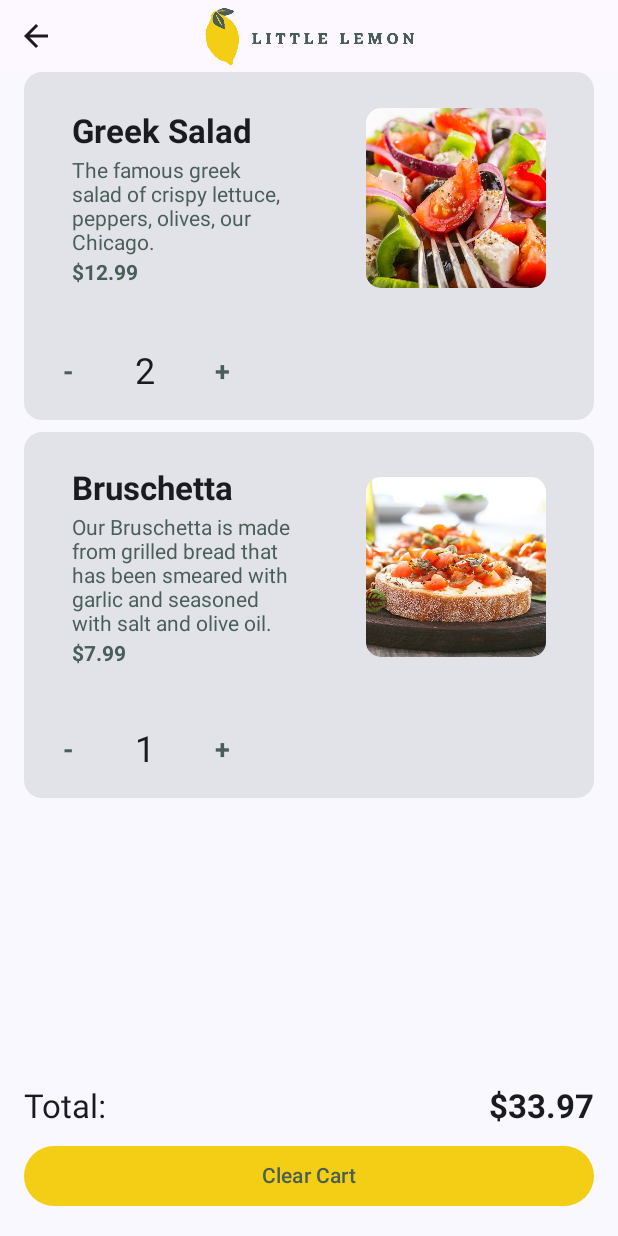
After one commit to stolyarenkoks/Restaurant-Compose-Demo, an Android app built with Jetpack Compose: the composable CartScreen shown on its own in the app's theme, on a phone screen of 412 x 824 dp. The commit adds this screen. Run offline under Robolectric (Android 15) with nearby library versions, the phone set to English and light mode, and no system bars.

Commit message:
Implemented new Cart Screen with ViewModel, CartItem, CartRepository. Created functionality to add, remove items to the Cart. Added ability to show/hide card top bar item depending on Screen.

```diff
--- /dev/null
+++ b/app/src/main/java/com/sks/littlelemon/models/CartItem.kt
@@ -0,0 +1,9 @@
+package com.sks.littlelemon.models
+
+data class CartItem(
+    val dish: Dish,
+    val quantity: Int
+) {
+    val totalPrice: Double
+        get() = dish.price * quantity
+}
--- /dev/null
+++ b/app/src/main/java/com/sks/littlelemon/screens/cart/CartScreen.kt
@@ -0,0 +1,214 @@
+package com.sks.littlelemon.screens.cart
+
+import androidx.compose.foundation.layout.Arrangement
+import androidx.compose.foundation.layout.Column
+import androidx.compose.foundation.layout.Row
+import androidx.compose.foundation.layout.fillMaxSize
+import androidx.compose.foundation.layout.fillMaxWidth
+import androidx.compose.foundation.layout.padding
+import androidx.compose.foundation.lazy.LazyColumn
+import androidx.compose.foundation.lazy.items
+import androidx.compose.material.icons.Icons
+import androidx.compose.material.icons.filled.Delete
+import androidx.compose.material3.Button
+import androidx.compose.material3.ButtonDefaults
+import androidx.compose.material3.Card
+import androidx.compose.material3.Icon
+import androidx.compose.material3.IconButton
+import androidx.compose.material3.MaterialTheme
+import androidx.compose.material3.Scaffold
+import androidx.compose.material3.Text
+import androidx.compose.runtime.Composable
+import androidx.compose.runtime.collectAsState
+import androidx.compose.runtime.getValue
+import androidx.compose.ui.Alignment
+import androidx.compose.ui.Modifier
+import androidx.compose.ui.text.font.FontWeight
+import androidx.compose.ui.tooling.preview.Preview
+import androidx.compose.ui.unit.dp
+import androidx.lifecycle.viewmodel.compose.viewModel
+import androidx.navigation.NavController
+import androidx.navigation.compose.rememberNavController
+import com.sks.littlelemon.models.CartItem
+import com.sks.littlelemon.repository.DishRepository
+import com.sks.littlelemon.screens.navigation.TopBar
+import com.sks.littlelemon.ui.theme.LittleLemonColor
+import com.sks.littlelemon.views.DishView
+import com.sks.littlelemon.views.StepperView
+
+@Composable
+fun CartScreen(
+    navController: NavController,
+    viewModel: CartViewModel = viewModel()
+) {
+    val cartItems by viewModel.cartItems.collectAsState()
+
+    Scaffold(
+        topBar = {
+            TopBar(
+                showBackButton = true,
+                showCartIcon = false,
+                onBackClick = { navController.navigateUp() }
+            )
+        }
+    ) { paddingValues ->
+        Column(
+            modifier = Modifier
+                .fillMaxSize()
+                .padding(paddingValues)
+        ) {
+            if (cartItems.isEmpty()) {
+                EmptyCartView()
+            } else {
+                CartView(
+                    cartItems = cartItems,
+                    totalPrice = viewModel.totalPrice,
+                    onRemoveItem = viewModel::removeItem,
+                    onUpdateQuantity = viewModel::updateQuantity,
+                    onClearCart = viewModel::clearCart
+                )
+            }
+        }
+    }
+}
+
+@Composable
+private fun EmptyCartView() {
+    Column(
+        modifier = Modifier
+            .fillMaxSize()
+            .padding(16.dp),
+        horizontalAlignment = Alignment.CenterHorizontally,
+        verticalArrangement = Arrangement.Center
+    ) {
+        Text(
+            text = "Your cart is empty",
+            style = MaterialTheme.typography.headlineMedium
+        )
+    }
+}
+
+@Composable
+private fun CartView(
+    cartItems: List<CartItem>,
+    totalPrice: Double,
+    onRemoveItem: (Int) -> Unit,
+    onUpdateQuantity: (Int, Int) -> Unit,
+    onClearCart: () -> Unit
+) {
+    Column(
+        modifier = Modifier.fillMaxSize()
+    ) {
+        LazyColumn(
+            modifier = Modifier
+                .weight(1f)
+                .fillMaxWidth(),
+            verticalArrangement = Arrangement.spacedBy(8.dp)
+        ) {
+            items(cartItems) { item ->
+                CartItemCard(
+                    cartItem = item,
+                    onRemove = { onRemoveItem(item.dish.id) },
+                    onQuantityChange = { newQuantity -> onUpdateQuantity(item.dish.id, newQuantity) }
+                )
+            }
+        }
+
+        Column(
+            modifier = Modifier
+                .fillMaxWidth()
+                .padding(16.dp),
+            verticalArrangement = Arrangement.spacedBy(8.dp)
+        ) {
+            Row(
+                modifier = Modifier.fillMaxWidth(),
+                horizontalArrangement = Arrangement.SpaceBetween,
+                verticalAlignment = Alignment.CenterVertically
+            ) {
+                Text(
+                    text = "Total:",
+                    style = MaterialTheme.typography.titleLarge
+                )
+                Text(
+                    text = "$${String.format("%.2f", totalPrice)}",
+                    style = MaterialTheme.typography.titleLarge,
+                    fontWeight = FontWeight.Bold
+                )
+            }
+
+            Button(
+                onClick = onClearCart,
+                modifier = Modifier.fillMaxWidth(),
+                colors = ButtonDefaults.buttonColors(containerColor = LittleLemonColor.yellow)
+            ) {
+                Text(
+                    text = "Clear Cart",
+                    color = LittleLemonColor.green
+                )
+            }
+        }
+    }
+}
+
+@Composable
+private fun CartItemCard(
+    cartItem: CartItem,
+    onRemove: () -> Unit,
+    onQuantityChange: (Int) -> Unit
+) {
+    Card(
+        modifier = Modifier
+            .fillMaxWidth()
+            .padding(horizontal = 16.dp)
+    ) {
+        Column {
+            DishView(dish = cartItem.dish)
+
+            Row(
+                    modifier = Modifier
+                        .fillMaxWidth()
+                ) {
+
+                    StepperView(
+                        minStepValue = 1,
+                        maxStepValue = 10,
+                        count = cartItem.quantity,
+                        onAdd = { onQuantityChange(cartItem.quantity + 1) },
+                        onRemove = { onQuantityChange(cartItem.quantity - 1) }
+                    )
+
+                    IconButton(onClick = onRemove) {
+                        Icon(
+                            imageVector = Icons.Default.Delete,
+                            contentDescription = "Remove item"
+                        )
+                    }
+                }
+            }
+    }
+}
+
+// MARK: - Preview
+
+@Preview(name = "Empty Cart", showBackground = true, showSystemUi = true)
+@Composable
+private fun EmptyCartPreview() {
+    val viewModel: CartViewModel = viewModel()
+    CartScreen(
+        navController = rememberNavController(),
+        viewModel = viewModel
+    )
+}
+
+@Preview(name = "Cart with Items", showBackground = true, showSystemUi = true)
+@Composable
+private fun CartWithItemsPreview() {
+    val viewModel: CartViewModel = viewModel()
+    viewModel.addToCart(DishRepository.dishes[0], 2)
+    viewModel.addToCart(DishRepository.dishes[2], 1)
+
+    CartScreen(
+        navController = rememberNavController(),
+        viewModel = viewModel
+    )
+}
--- /dev/null
+++ b/app/src/main/java/com/sks/littlelemon/screens/cart/CartViewModel.kt
@@ -0,0 +1,29 @@
+package com.sks.littlelemon.screens.cart
+
+import androidx.lifecycle.ViewModel
+import com.sks.littlelemon.models.CartItem
+import com.sks.littlelemon.models.Dish
+import com.sks.littlelemon.repository.CartRepository
+import kotlinx.coroutines.flow.StateFlow
+
+class CartViewModel: ViewModel() {
+    val cartItems: StateFlow<List<CartItem>> = CartRepository.cartItems
+    val totalPrice: Double
+        get() = CartRepository.totalPrice
+
+    fun addToCart(dish: Dish, quantity: Int) {
+        CartRepository.addToCart(dish, quantity)
+    }
+
+    fun removeItem(dishId: Int) {
+        CartRepository.removeFromCart(dishId)
+    }
+
+    fun updateQuantity(dishId: Int, newQuantity: Int) {
+        CartRepository.updateQuantity(dishId, newQuantity)
+    }
+
+    fun clearCart() {
+        CartRepository.clearCart()
+    }
+}
--- a/app/src/main/java/com/sks/littlelemon/screens/dishDetails/DishDetailsScreen.kt
+++ b/app/src/main/java/com/sks/littlelemon/screens/dishDetails/DishDetailsScreen.kt
@@ -30,6 +30,7 @@ import androidx.compose.ui.unit.sp
 import androidx.lifecycle.viewmodel.compose.viewModel
 import androidx.navigation.NavController
 import androidx.navigation.compose.rememberNavController
+import com.sks.littlelemon.destinations.Cart
 import com.sks.littlelemon.models.Dish
 import com.sks.littlelemon.screens.navigation.TopBar
 import com.sks.littlelemon.ui.theme.LittleLemonColor
@@ -54,6 +55,7 @@ fun DishDetailsScreen(
         topBar = {
             TopBar(
                 showBackButton = true,
+                showCartIcon = false,
                 onBackClick = { navController.navigateUp() }
             )
         }
--- a/app/src/main/java/com/sks/littlelemon/screens/navigation/TopBar.kt
+++ b/app/src/main/java/com/sks/littlelemon/screens/navigation/TopBar.kt
@@ -23,7 +23,9 @@ import com.sks.littlelemon.ui.theme.LittleLemonColor
 @Composable
 fun TopBar(
     showBackButton: Boolean = false,
-    onBackClick: () -> Unit = {}
+    showCartIcon: Boolean = false,
+    onBackClick: () -> Unit = {},
+    onCartClick: () -> Unit = {}
 ) {
     Row(
         horizontalArrangement = Arrangement.SpaceBetween,
@@ -56,12 +58,16 @@ fun TopBar(
                 .padding(horizontal = 20.dp)
         )
 
-        IconButton(onClick = {}) {
-            Image(
-                painter = painterResource(id = R.drawable.ic_cart),
-                contentDescription = "Cart",
-                modifier = Modifier.size(24.dp)
-            )
+        if (showCartIcon) {
+            IconButton(onClick = onCartClick) {
+                Image(
+                    painter = painterResource(id = R.drawable.ic_cart),
+                    contentDescription = "Cart",
+                    modifier = Modifier.size(24.dp)
+                )
+            }
+        } else {
+            IconButton(onClick = {}) {}
         }
     }
 }
@@ -77,3 +83,9 @@ private fun TopBarPreview() {
 private fun TopBarWithBackButtonPreview() {
     TopBar(showBackButton = true)
 }
+
+@Preview(showBackground = true)
+@Composable
+private fun TopBarWithCartPreview() {
+    TopBar(showCartIcon = true)
+}
--- a/app/src/main/java/com/sks/littlelemon/views/DishView.kt
+++ b/app/src/main/java/com/sks/littlelemon/views/DishView.kt
@@ -21,21 +21,19 @@ import androidx.compose.ui.res.stringResource
 import androidx.compose.ui.text.font.FontWeight
 import androidx.compose.ui.tooling.preview.Preview
 import androidx.compose.ui.unit.dp
-import androidx.navigation.NavHostController
-import androidx.navigation.compose.rememberNavController
-import com.sks.littlelemon.destinations.DishDetails
 import com.sks.littlelemon.models.Dish
 import com.sks.littlelemon.repository.DishRepository
 
 @Composable
-fun DishView(dish: Dish, navController: NavHostController) {
+fun DishView(
+    dish: Dish,
+    onClick: () -> Unit = {}
+) {
     Card(
         modifier = Modifier
             .fillMaxWidth()
             .padding(horizontal = 16.dp, vertical = 8.dp),
-        onClick = {
-            navController.navigate("${DishDetails.route}/${dish.id}")
-        }
+        onClick = onClick
     ) {
         Row(
             modifier = Modifier
@@ -86,6 +84,6 @@ fun DishView(dish: Dish, navController: NavHostController) {
 fun DishViewPreview() {
     DishView(
         dish = DishRepository.getDish(id = 1)!!,
-        navController = rememberNavController()
+        onClick = {}
     )
 }
```
Also changed, not shown: app/src/main/java/com/sks/littlelemon/destinations/Destinations.kt (+7 -0 lines), app/src/main/java/com/sks/littlelemon/repository/CartRepository.kt (added, +53 -0 lines), app/src/main/java/com/sks/littlelemon/screens/dishDetails/DishDetailsViewModel.kt (+9 -4 lines), app/src/main/java/com/sks/littlelemon/screens/home/HomeDishesView.kt (+7 -1 lines), app/src/main/java/com/sks/littlelemon/screens/home/HomeScreen.kt (+7 -1 lines), app/src/main/java/com/sks/littlelemon/screens/main/MainActivity.kt (+7 -1 lines).
